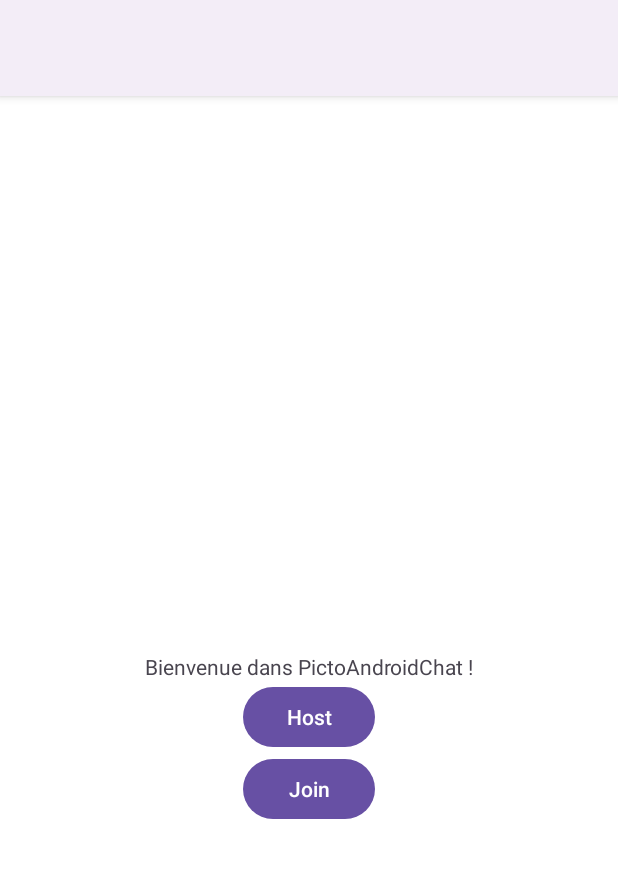
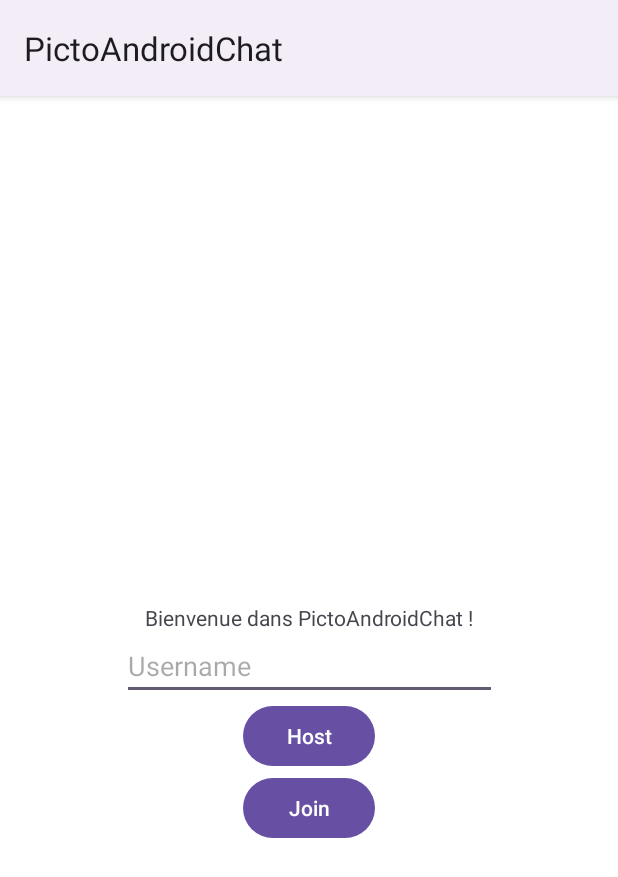
Before and after one commit to Neroil/DMA_Projet_PictoAndroidChat, an Android app built with Jetpack Compose: the screen it shows after launch (MainActivity), on a phone screen of 412 x 824 dp. Shown: the top 877 px of the screen. Run offline under Robolectric (Android 15) with nearby library versions, the phone set to English and light mode, and no system bars.

Commit message:
Improved UI

```diff
--- a/app/build.gradle.kts
+++ b/app/build.gradle.kts
@@ -5,7 +5,7 @@ plugins {
 
 android {
     namespace = "ch.heigvd.iict.dma.pictoAndroidChat"
-    compileSdk = 34
+    compileSdk = 35
 
     defaultConfig {
         applicationId = "ch.heigvd.iict.dma.basictemplate"
@@ -37,8 +37,8 @@ android {
 
 dependencies {
     implementation(libs.ui)
-    implementation(libs.androidx.material3)
-    implementation(libs.androidx.ui.tooling.preview)
+    //implementation(libs.androidx.material3)
+    //implementation(libs.androidx.ui.tooling.preview)
     implementation(libs.androidx.activity.compose)
     implementation(libs.androidx.compose.ui.ui)
     implementation(libs.androidx.core.ktx)
--- a/app/src/main/res/layout/activity_main.xml
+++ b/app/src/main/res/layout/activity_main.xml
@@ -13,17 +13,29 @@
         android:layout_width="wrap_content"
         android:layout_height="wrap_content"
         android:text="@string/welcome"
+        app:layout_constraintBottom_toTopOf="@id/username_input"
+        app:layout_constraintStart_toStartOf="parent"
+        app:layout_constraintEnd_toEndOf="parent" />
+
+    <EditText
+        android:id="@+id/username_input"
+        android:hint="@string/username_hint"
+        android:layout_width="250dp"
+        android:layout_height="wrap_content"
+        android:autofillHints="username"
+        android:inputType="text"
         app:layout_constraintTop_toTopOf="parent"
         app:layout_constraintBottom_toBottomOf="parent"
+        app:layout_constraintEnd_toEndOf="parent"
         app:layout_constraintStart_toStartOf="parent"
-        app:layout_constraintEnd_toEndOf="parent" />
+        />
 
     <Button
         android:id="@+id/host_button"
         android:layout_width="wrap_content"
         android:layout_height="wrap_content"
         android:text="@string/host"
-        app:layout_constraintTop_toBottomOf="@id/welcome_text"
+        app:layout_constraintTop_toBottomOf="@id/username_input"
         app:layout_constraintStart_toStartOf="parent"
         app:layout_constraintEnd_toEndOf="parent" />
 
```
Also changed, not shown: app/src/main/res/layout/activity_room.xml (+54 -6 lines), app/src/main/res/values/strings.xml (+7 -0 lines).
